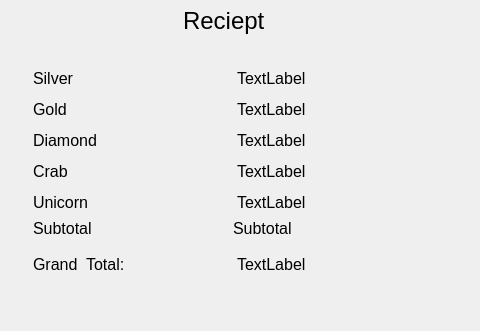
First picture: the form in iCyberSecurity-master/iCyberSecurity-master/iCyberSecurity/purchasingpage.ui, repository shatfield4/iCyberSecurity, before the edit; both pictures show x 777 to 1257 and y 464 to 795 of the 1257 by 795 pixel window.
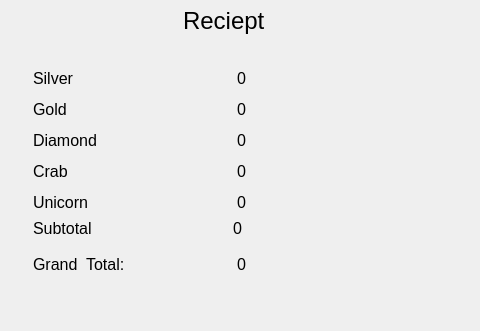
Second picture: the form after the edit.

```diff
--- a/iCyberSecurity-master/iCyberSecurity-master/iCyberSecurity/purchasingpage.ui
+++ b/iCyberSecurity-master/iCyberSecurity-master/iCyberSecurity/purchasingpage.ui
@@ -469,7 +469,7 @@
        </font>
       </property>
       <property name="text">
-       <string>TextLabel</string>
+       <string>0</string>
       </property>
      </widget>
     </item>
@@ -493,7 +493,7 @@
        </font>
       </property>
       <property name="text">
-       <string>TextLabel</string>
+       <string>0</string>
       </property>
      </widget>
     </item>
@@ -505,7 +505,7 @@
        </font>
       </property>
       <property name="text">
-       <string>TextLabel</string>
+       <string>0</string>
       </property>
      </widget>
     </item>
@@ -565,7 +565,7 @@
        </font>
       </property>
       <property name="text">
-       <string>TextLabel</string>
+       <string>0</string>
       </property>
      </widget>
     </item>
@@ -589,7 +589,7 @@
        </font>
       </property>
       <property name="text">
-       <string>TextLabel</string>
+       <string>0</string>
       </property>
      </widget>
     </item>
@@ -613,7 +613,7 @@
        </font>
       </property>
       <property name="text">
-       <string>TextLabel</string>
+       <string>0</string>
       </property>
      </widget>
     </item>
@@ -688,7 +688,7 @@
     </font>
    </property>
    <property name="text">
-    <string>Subtotal</string>
+    <string>0</string>
    </property>
   </widget>
  </widget>
```
